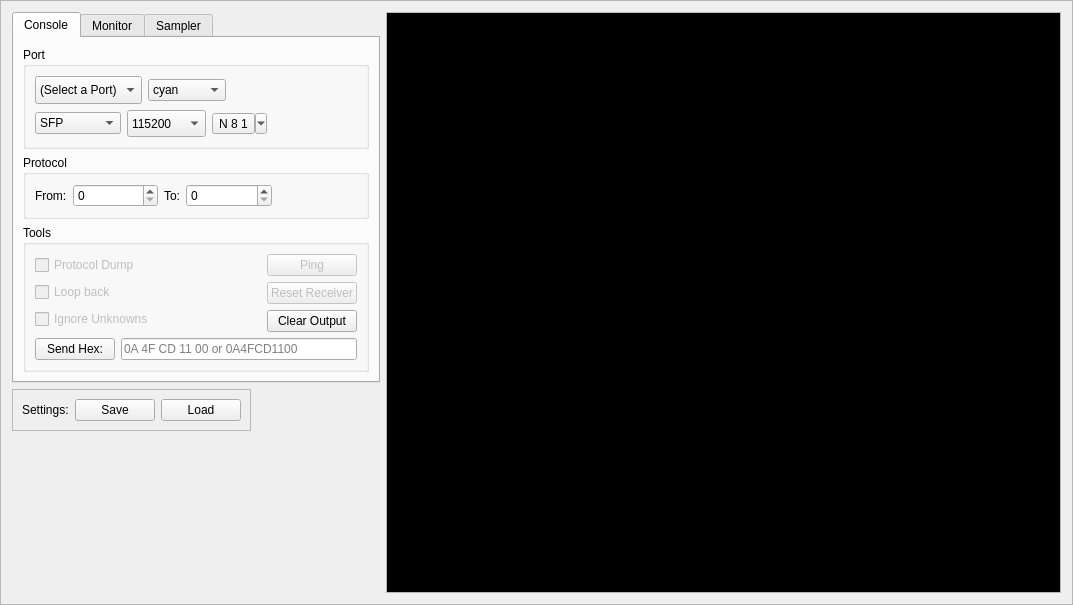
This is terminal.ui in strawbot/TimbreTalk as Qt 5 draws it before an edit. The edited form follows.
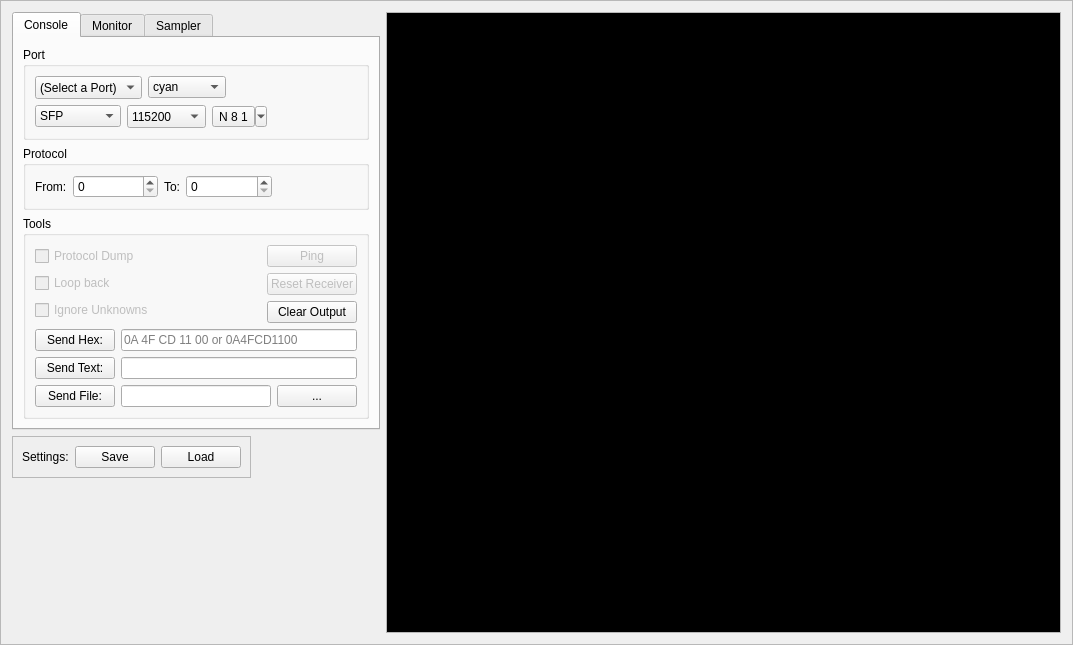
This is the edited form. Custom widgets are drawn as their Qt base class.

Patch:
```diff
--- a/terminal.ui
+++ b/terminal.ui
@@ -7,7 +7,7 @@
     <x>0</x>
     <y>0</y>
     <width>1073</width>
-    <height>605</height>
+    <height>645</height>
    </rect>
   </property>
   <property name="sizePolicy">
@@ -510,15 +510,15 @@
                </layout>
               </item>
               <item>
-               <layout class="QHBoxLayout" name="horizontalLayout_8">
-                <item>
+               <layout class="QGridLayout" name="gridLayout_5">
+                <item row="0" column="0">
                  <widget class="QPushButton" name="SendHex">
                   <property name="text">
                    <string>Send Hex:</string>
                   </property>
                  </widget>
                 </item>
-                <item>
+                <item row="0" column="1" colspan="2">
                  <widget class="QLineEdit" name="hexStr">
                   <property name="sizePolicy">
                    <sizepolicy hsizetype="MinimumExpanding" vsizetype="Fixed">
@@ -540,6 +540,33 @@
                   </property>
                  </widget>
                 </item>
+                <item row="1" column="0">
+                 <widget class="QPushButton" name="pushButton_2">
+                  <property name="text">
+                   <string>Send Text:</string>
+                  </property>
+                 </widget>
+                </item>
+                <item row="1" column="1" colspan="2">
+                 <widget class="QLineEdit" name="lineEdit"/>
+                </item>
+                <item row="2" column="0">
+                 <widget class="QPushButton" name="pushButton_6">
+                  <property name="text">
+                   <string>Send File:</string>
+                  </property>
+                 </widget>
+                </item>
+                <item row="2" column="1">
+                 <widget class="QLineEdit" name="lineEdit_2"/>
+                </item>
+                <item row="2" column="2">
+                 <widget class="QPushButton" name="pushButton_7">
+                  <property name="text">
+                   <string>...</string>
+                  </property>
+                 </widget>
+                </item>
                </layout>
               </item>
              </layout>
```
